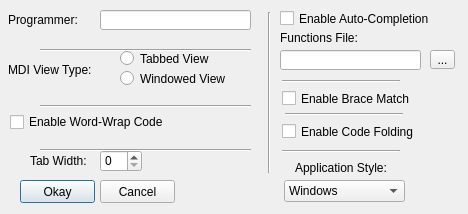
facontidavide/qtluapad, file options.ui: the form before one commit.
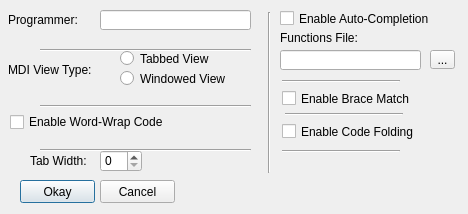
The form after the commit. Icons and pictures are not drawn.

What changed in the file:
```diff
--- a/options.ui
+++ b/options.ui
@@ -261,59 +261,6 @@
     <enum>Qt::Horizontal</enum>
    </property>
   </widget>
-  <widget class="QLabel" name="label_4">
-   <property name="geometry">
-    <rect>
-     <x>295</x>
-     <y>160</y>
-     <width>131</width>
-     <height>16</height>
-    </rect>
-   </property>
-   <property name="text">
-    <string>Application Style:</string>
-   </property>
-  </widget>
-  <widget class="QComboBox" name="comboStyle">
-   <property name="geometry">
-    <rect>
-     <x>284</x>
-     <y>180</y>
-     <width>121</width>
-     <height>22</height>
-    </rect>
-   </property>
-   <item>
-    <property name="text">
-     <string>Windows</string>
-    </property>
-   </item>
-   <item>
-    <property name="text">
-     <string>WindowsXP</string>
-    </property>
-   </item>
-   <item>
-    <property name="text">
-     <string>WindowsVista</string>
-    </property>
-   </item>
-   <item>
-    <property name="text">
-     <string>Plastique</string>
-    </property>
-   </item>
-   <item>
-    <property name="text">
-     <string>Cleanlooks</string>
-    </property>
-   </item>
-   <item>
-    <property name="text">
-     <string>Motif</string>
-    </property>
-   </item>
-  </widget>
   <widget class="QLabel" name="label_5">
    <property name="geometry">
     <rect>
```
